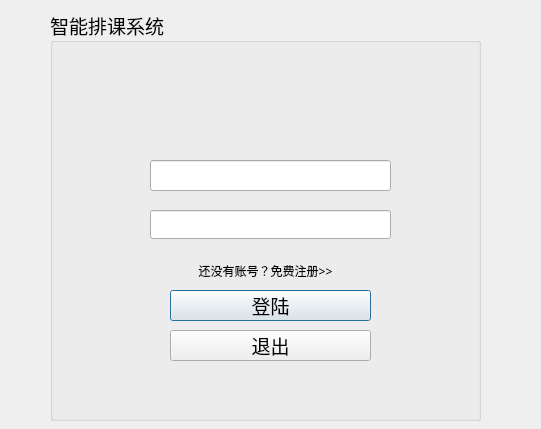
Qt form login.ui (lintean/CClassSchedule) before a commit.
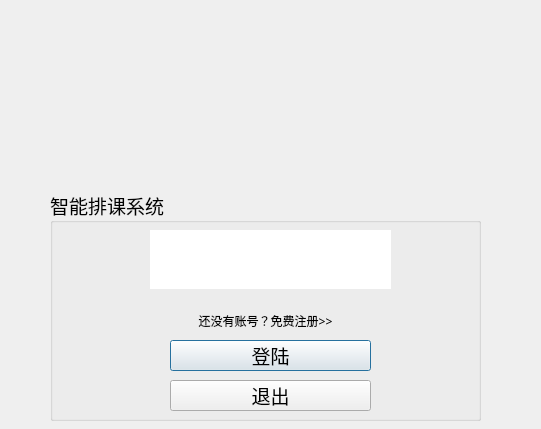
The same form after that commit.

The edit to the form file:
```diff
--- a/login.ui
+++ b/login.ui
@@ -17,9 +17,9 @@
    <property name="geometry">
     <rect>
      <x>50</x>
-     <y>10</y>
+     <y>190</y>
      <width>431</width>
-     <height>411</height>
+     <height>231</height>
     </rect>
    </property>
    <property name="font">
@@ -38,7 +38,7 @@
     <property name="geometry">
      <rect>
       <x>120</x>
-      <y>280</y>
+      <y>150</y>
       <width>201</width>
       <height>31</height>
      </rect>
@@ -57,7 +57,7 @@
     <property name="geometry">
      <rect>
       <x>130</x>
-      <y>250</y>
+      <y>120</y>
       <width>171</width>
       <height>21</height>
      </rect>
@@ -83,7 +83,7 @@
     <property name="geometry">
      <rect>
       <x>120</x>
-      <y>320</y>
+      <y>190</y>
       <width>201</width>
       <height>31</height>
      </rect>
@@ -102,7 +102,7 @@
     <property name="geometry">
      <rect>
       <x>100</x>
-      <y>150</y>
+      <y>40</y>
       <width>241</width>
       <height>31</height>
      </rect>
@@ -111,14 +111,15 @@
      <font/>
     </property>
     <property name="styleSheet">
-     <string notr="true"/>
+     <string notr="true">border-bottom-left-radius:0;
+border-bottom-right-radius:0;</string>
     </property>
    </widget>
    <widget class="QLineEdit" name="passwordLineEdit">
     <property name="geometry">
      <rect>
       <x>100</x>
-      <y>200</y>
+      <y>70</y>
       <width>241</width>
       <height>29</height>
      </rect>
@@ -127,7 +128,8 @@
      <font/>
     </property>
     <property name="styleSheet">
-     <string notr="true"/>
+     <string notr="true">border-top-left-radius:0;
+border-top-right-radius:0;</string>
     </property>
    </widget>
   </widget>
```
